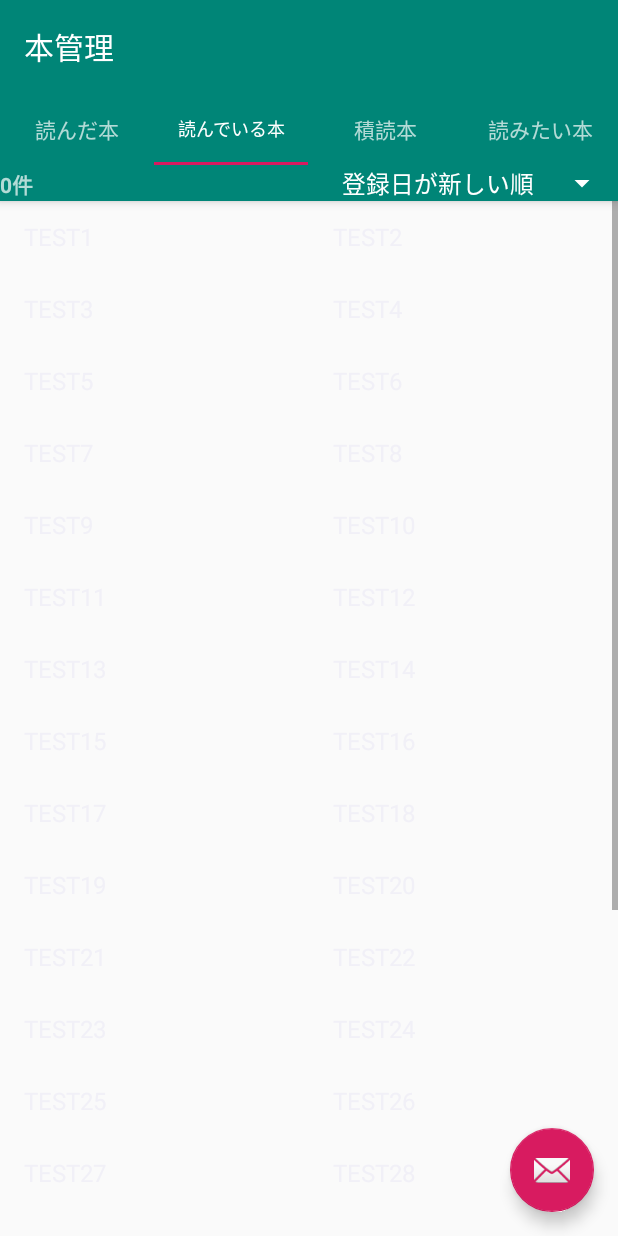
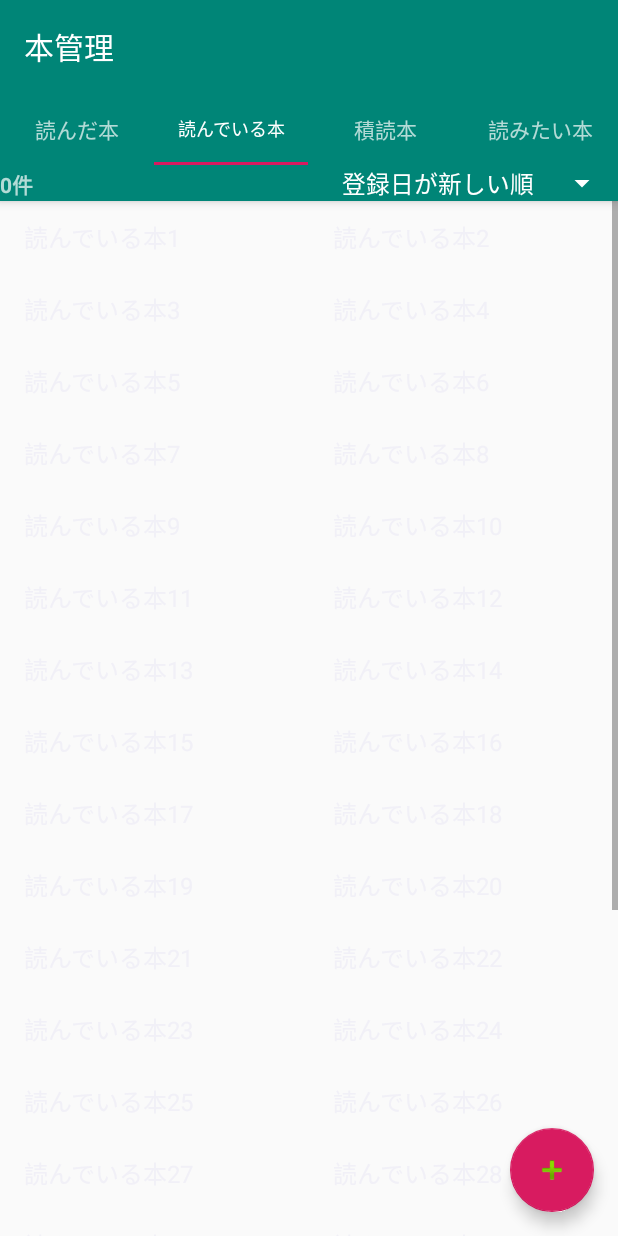
Before and after one commit to koyo0121/AndroidApp, an Android app: the screen it shows after launch (MainActivity), tab 2 chosen, on a phone screen of 412 x 824 dp. Run offline under Robolectric (Android 15) with nearby library versions, the light colour scheme and no system bars.

Commit message:
Gird view修正
This reverts commit 9aef2e45ec7e3c765ca13c0c559830005a4bd8d1.

```diff
--- a/app/src/main/java/com/example/book_library/ReadedBook.java
+++ b/app/src/main/java/com/example/book_library/ReadedBook.java
@@ -36,7 +36,7 @@ public class ReadedBook extends Fragment {
 
         for(int i = 1; i< 42; i++){
 
-            list.add("TEST"+i);
+            list.add("読んだ本"+i);
         }
 
         ArrayAdapter<String> adapter = new ArrayAdapter<String>(
--- a/app/src/main/java/com/example/book_library/ReadingBook.java
+++ b/app/src/main/java/com/example/book_library/ReadingBook.java
@@ -26,7 +26,7 @@ public class ReadingBook extends Fragment {
 
         for(int i = 1; i< 42; i++){
 
-            list.add("TEST"+i);
+            list.add("読んでいる本"+i);
         }
 
         ArrayAdapter<String> adapter = new ArrayAdapter<String>(
--- a/app/src/main/java/com/example/book_library/TundokuBook.java
+++ b/app/src/main/java/com/example/book_library/TundokuBook.java
@@ -26,7 +26,7 @@ public class TundokuBook extends Fragment {
 
         for(int i = 1; i< 42; i++){
 
-            list.add("TEST"+i);
+            list.add("積読本"+i);
         }
 
         ArrayAdapter<String> adapter = new ArrayAdapter<String>(
--- a/app/src/main/java/com/example/book_library/WantToReadBook.java
+++ b/app/src/main/java/com/example/book_library/WantToReadBook.java
@@ -26,7 +26,7 @@ public class WantToReadBook extends Fragment {
 
         for(int i = 1; i< 42; i++){
 
-            list.add("TEST"+i);
+            list.add("読みたい本"+i);
         }
 
         ArrayAdapter<String> adapter = new ArrayAdapter<String>(
--- a/app/src/main/res/layout/activity_main.xml
+++ b/app/src/main/res/layout/activity_main.xml
@@ -65,5 +65,5 @@
         android:layout_height="wrap_content"
         android:layout_gravity="bottom|end"
         android:layout_margin="@dimen/fab_margin"
-        app:srcCompat="@android:drawable/ic_dialog_email" />
+        app:srcCompat="@android:drawable/ic_input_add" />
 </androidx.coordinatorlayout.widget.CoordinatorLayout>
```
Also changed, not shown: app/src/main/ic_test-web.png (added).
